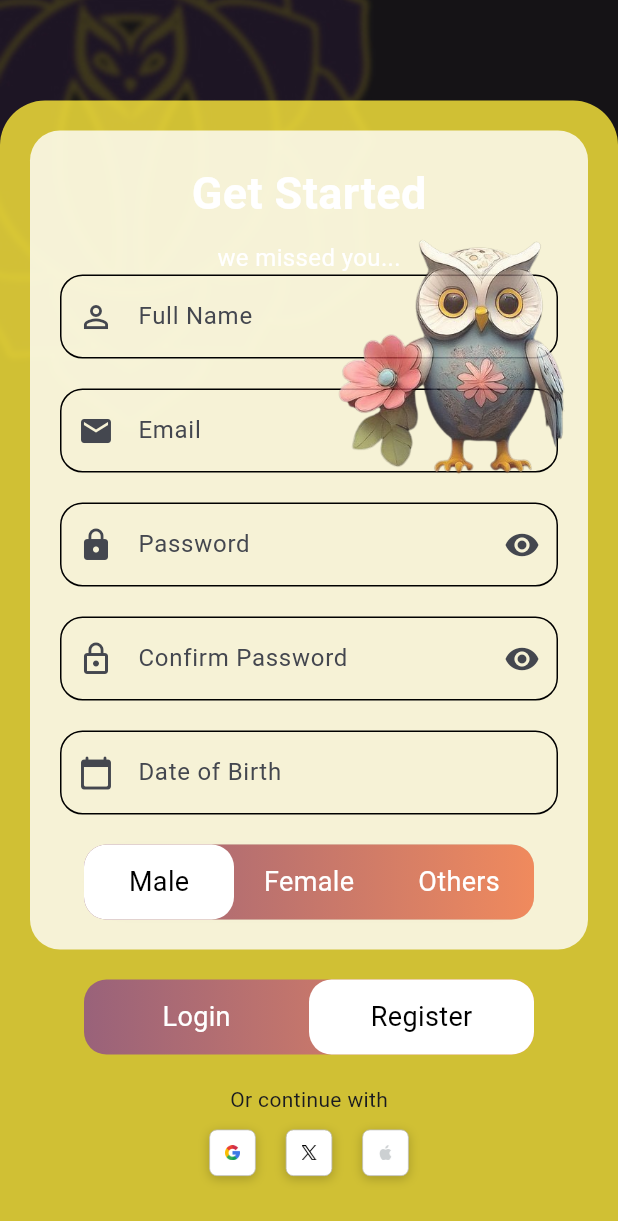
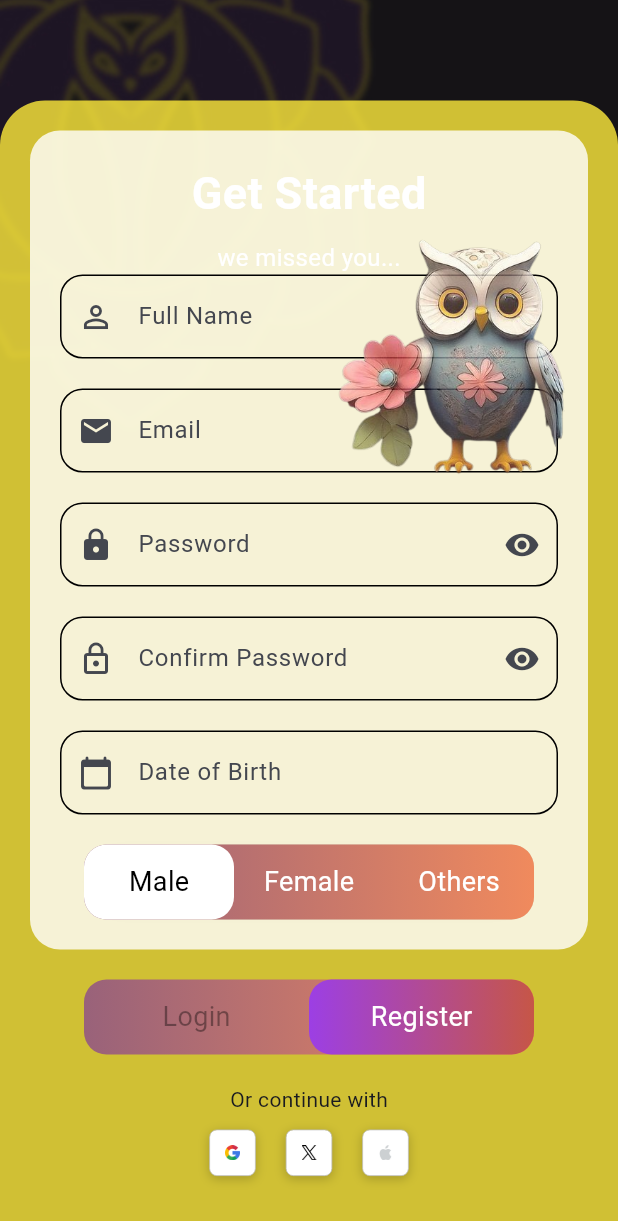
Before and after one commit to veerhegde/PsyGPT, a Flutter app: the AuthScreen screen opened by its route, after a tap on "Register", on a phone screen of 412 x 824 dp. Shown: the top 1221 px of the screen. Run offline on Flutter 3.47's test engine with Material 3 defaults, Android fonts, the phone set to English and light mode, and no system bars; our stand-ins replace flutter_secure_storage, flutter_svg, google_fonts, lottie, material_symbols_icons; missing offline and left inert: dotlottie_loader; accounts and stored records are empty.

Commit message:
[veer|ag] grammer issue

```diff
--- a/psy_fe/mindq_ui/lib/screens/userauth.dart
+++ b/psy_fe/mindq_ui/lib/screens/userauth.dart
@@ -326,8 +326,13 @@ class _LoginRegistrationScreenState extends State<AuthScreen> {
               },
               child: Container(
                 decoration: BoxDecoration(
-                  color: Colors.white,
                   borderRadius: BorderRadius.circular(15),
+                  gradient: LinearGradient(
+                    colors: [
+                      Color(0xFF9C3FE4),
+                      Color(0xFFC65647),
+                    ],
+                  ),
                 ),
               ),
             ),
@@ -345,7 +350,7 @@ class _LoginRegistrationScreenState extends State<AuthScreen> {
                     child: Text(
                       'Login',
                       style: TextStyle(
-                        color: isLogin ? Colors.black : Colors.white,
+                        color: isLogin ? Colors.white : Colors.black38,
                         fontSize: 18,
                       ),
                     ),
@@ -363,7 +368,7 @@ class _LoginRegistrationScreenState extends State<AuthScreen> {
                     child: Text(
                       'Register',
                       style: TextStyle(
-                        color: isLogin ? Colors.white : Colors.black,
+                        color: isLogin ? Colors.black38: Colors.white,
                         fontSize: 18,
                       ),
                     ),
@@ -382,14 +387,6 @@ class _LoginRegistrationScreenState extends State<AuthScreen> {
       width: 300,
       height: 50,
       decoration: BoxDecoration(
-        borderRadius: BorderRadius.circular(15),
-
-        gradient: LinearGradient(
-          colors: [
-            Color(0xFF99627A),
-            Color(0xFFF08A5D),
-          ],
-        ),
         boxShadow: [
           const BoxShadow(
             color: Colors.black12,
@@ -400,6 +397,14 @@ class _LoginRegistrationScreenState extends State<AuthScreen> {
             blurRadius: 12.0,
           ),
         ],
+        borderRadius: BorderRadius.circular(15),
+
+        gradient: LinearGradient(
+          colors: [
+            Color(0xFF99627A),
+            Color(0xFFF08A5D),
+          ],
+        ),
       ),
       child: Stack(
         children: [
```
